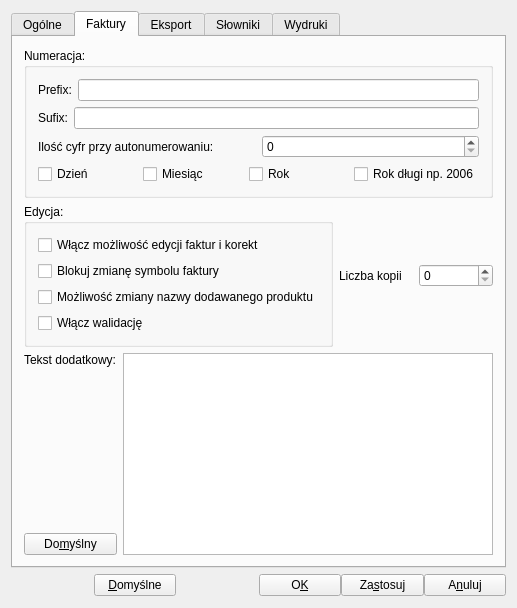
The window that ui/setting.ui (juliagoda/qfaktury) describes before a commit, drawn with Qt 5.
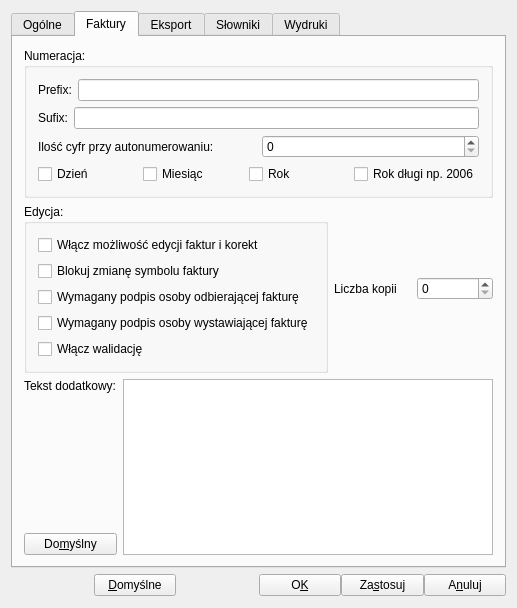
The same window after the commit. The open tabs and pages were chosen to show the change.

```diff
--- a/ui/setting.ui
+++ b/ui/setting.ui
@@ -401,7 +401,14 @@
               <item>
                <widget class="QCheckBox" name="cbSmbEdit_2">
                 <property name="text">
-                 <string>Możliwość zmiany nazwy dodawanego produktu</string>
+                 <string>Wymagany podpis osoby odbierającej fakturę</string>
+                </property>
+               </widget>
+              </item>
+              <item>
+               <widget class="QCheckBox" name="reqSignIssue">
+                <property name="text">
+                 <string>Wymagany podpis osoby wystawiającej fakturę</string>
                 </property>
                </widget>
               </item>
```
Left out of the diff: 4 changed lines with no effect on the pictures.
